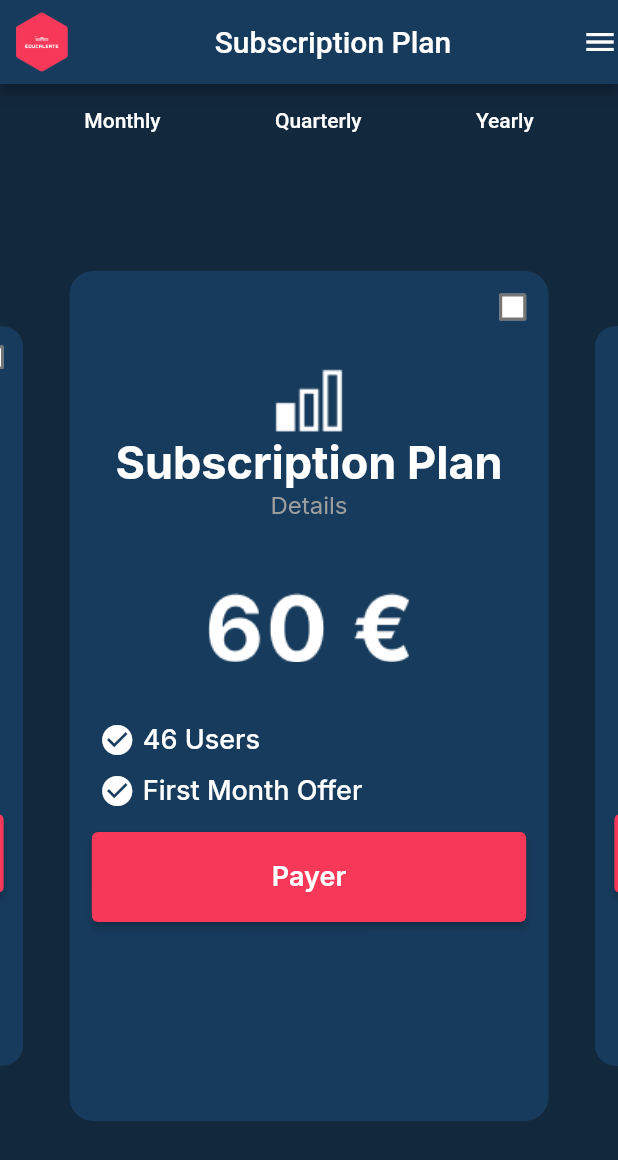
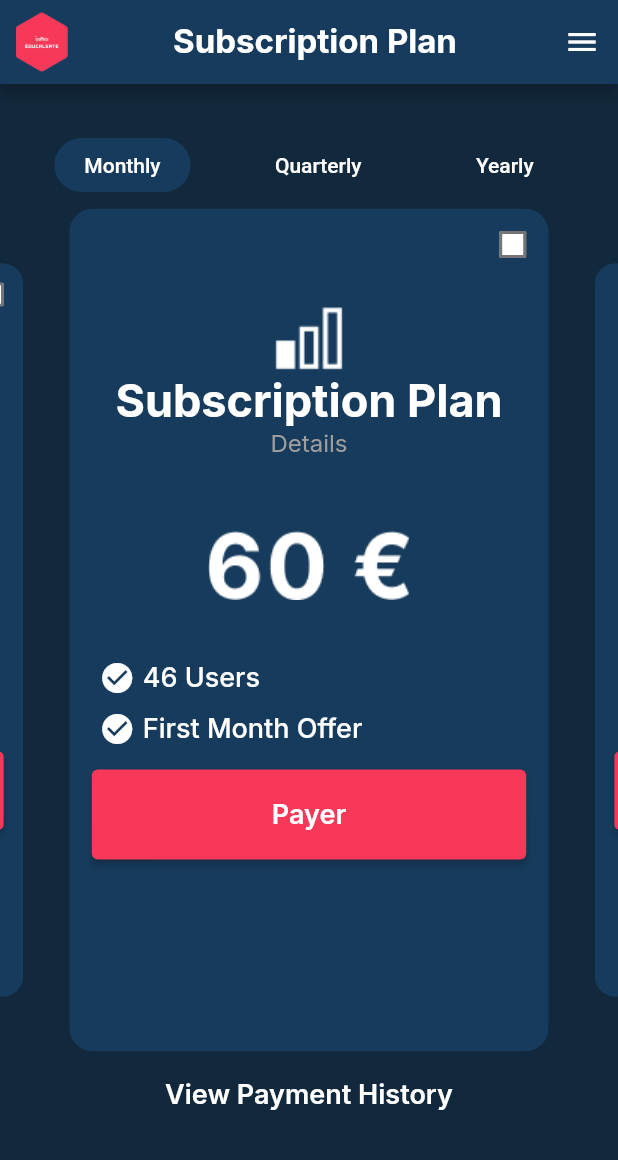
Before and after one commit to Adil01012000/Education_Alert_Mobile, a Flutter app: the DirectorSubscriptionScreen screen opened directly, on a phone screen of 412 x 824 dp. Shown: the top 1160 px of the screen. Run offline on Flutter 3.47's test engine with Material 2 defaults, Android fonts, the phone set to English and light mode, and no system bars; drawn by our look-alikes of carousel_slider; our stand-ins replace cloud_firestore, firebase_auth, firebase_core, gap, google_fonts; accounts and stored records are empty.

Commit message:
Payment History screen developed

```diff
--- a/lib/views/director/director_subscription_screen.dart
+++ b/lib/views/director/director_subscription_screen.dart
@@ -1,8 +1,13 @@
+// ignore_for_file: prefer_const_constructors, prefer_const_literals_to_create_immutables
+
+import 'package:edualert/views/director/payment_history.dart';
 import 'package:flutter/material.dart';
+import 'package:google_fonts/google_fonts.dart';
 
 import '../../widgets/monthly_packages.dart';
 import '../../widgets/custom_package_buttons.dart';
 import '';
+import '../../widgets/route_animations.dart';
 
 class DirectorSubscriptionScreen extends StatefulWidget {
   const DirectorSubscriptionScreen({super.key});
@@ -14,7 +19,7 @@ class DirectorSubscriptionScreen extends StatefulWidget {
 
 class _DirectorSubscriptionScreenState
     extends State<DirectorSubscriptionScreen> {
-  int activeIndex = -1; // Initially, no button is selected
+  int activeIndex = 0; // Initially, no button is selected
 
   void changeColor(int index) {
     setState(() {
@@ -32,19 +37,31 @@ class _DirectorSubscriptionScreenState
         title: Center(
           child: Text(
             'Subscription Plan',
-            style: TextStyle(color: Colors.white),
+            style: GoogleFonts.inter(
+              textStyle: const TextStyle(
+                color: Colors.white,
+                fontWeight: FontWeight.w700,
+                fontSize: 22,
+              ),
+            ),
           ),
         ),
         actions: [
-          Icon(
+          IconButton(
+              onPressed: () {
+                Navigator.of(context).push(createRoute());
+              },
+              icon: Icon(
                 Icons.menu,
                 color: Colors.white,
-          )
+              ))
         ],
       ),
       body: Column(
         children: [
-          Row(
+          Padding(
+            padding: const EdgeInsets.fromLTRB(0, 30, 0, 0),
+            child: Row(
               mainAxisAlignment: MainAxisAlignment.spaceEvenly,
               children: [
                 CustomButton(0, changeColor, activeIndex, 'Monthly'),
@@ -52,8 +69,36 @@ class _DirectorSubscriptionScreenState
                 CustomButton(2, changeColor, activeIndex, 'Yearly'),
               ],
             ),
+          ),
           Expanded(
             child: MonthlyPackagesCards(),
+          ),
+          Padding(
+            padding: const EdgeInsets.fromLTRB(0, 0, 0, 70),
+            child: TextButton(
+              onPressed: () {
+                Navigator.push(
+                  context,
+                  MaterialPageRoute(
+                      builder: (context) => const PaymentHistory()),
+                );
+              },
+              style: ButtonStyle(
+                foregroundColor: MaterialStateProperty.all<Color>(
+                  Colors.white,
+                ),
+              ),
+              child: Text(
+                'View Payment History',
+                style: GoogleFonts.inter(
+                  textStyle: TextStyle(
+                    color: Colors.white,
+                    fontWeight: FontWeight.w600,
+                    fontSize: 18,
+                  ),
+                ),
+              ),
+            ),
           ),
         ],
       ),
--- a/lib/views/director/main_director_screen.dart
+++ b/lib/views/director/main_director_screen.dart
@@ -29,12 +29,12 @@ class _MainDirectorScreenState extends State<MainDirectorScreen> {
         inactiveColor: Color.fromARGB(255, 230, 230, 230),
         items: const <BottomNavigationBarItem>[
           BottomNavigationBarItem(
-              icon: Icon(Icons.home),
+              icon: Icon(Icons.domain),
               label: 'SCHOOLS',
               backgroundColor: Colors.white),
-          BottomNavigationBarItem(icon: Icon(Icons.search), label: 'ALERTS'),
+          BottomNavigationBarItem(icon: Icon(Icons.alarm_add), label: 'ALERTS'),
           BottomNavigationBarItem(
-              icon: Icon(Icons.shopping_cart), label: 'ALERTS NEWS'),
+              icon: Icon(Icons.campaign), label: 'ALERTS NEWS'),
         ],
         currentIndex: _selectedIndex,
         onTap: (index) {
```
Also changed, not shown: lib/firebase/userAuth.dart (+1 -6 lines), lib/views/director/payment_history.dart (added, +152 -0 lines), assets/images/paid.png (added), assets/images/payment_due.png (added). Lines whose indentation alone changed are shown as unchanged.
